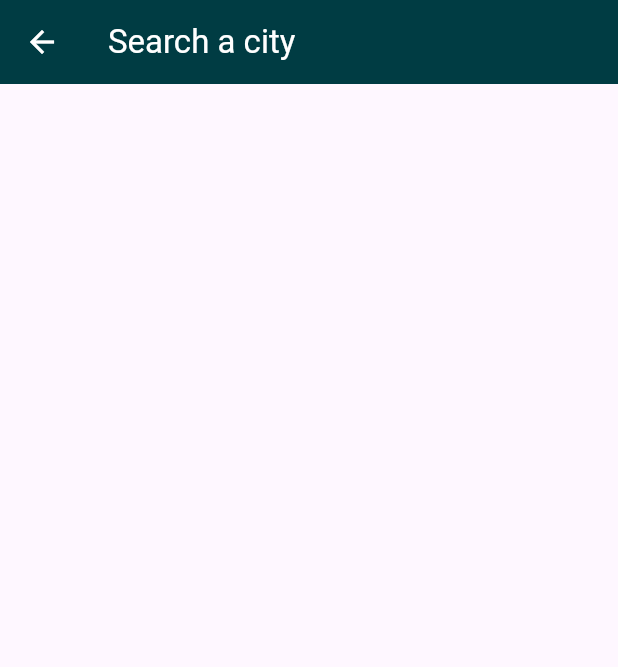
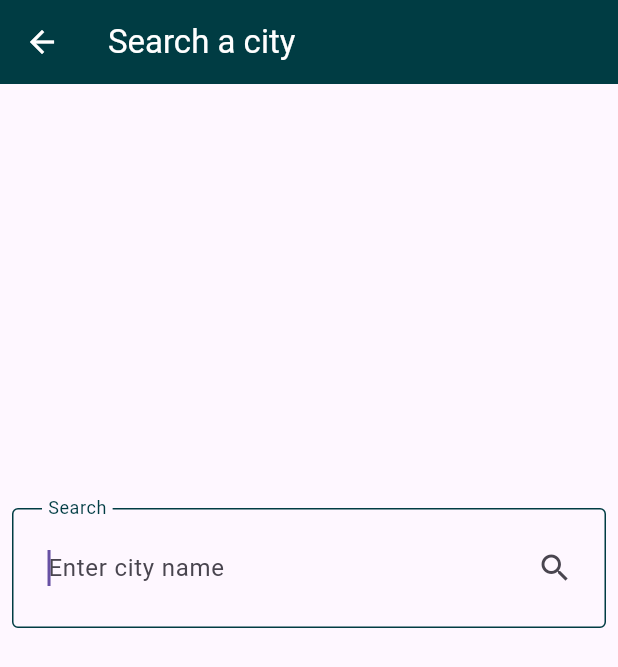
Before and after one commit to amirrrra/Weather-App, a Flutter app: the SearchView screen opened directly, on a phone screen of 412 x 824 dp. Shown: the top 667 px of the screen. Run offline on Flutter 3.47's test engine with Material 3 defaults, Android fonts, the phone set to English and light mode, and no system bars.

```diff
--- a/lib/utils/constants.dart
+++ b/lib/utils/constants.dart
@@ -2,3 +2,4 @@ import 'dart:ui';
 
 const kAppBar = Color(0xff003C43);
 const kWhite = Color(0xffFFFFFF);
+const kGrey = Color(0xff777777);
--- a/lib/views/search_view.dart
+++ b/lib/views/search_view.dart
@@ -1,13 +1,24 @@
 import 'package:flutter/material.dart';
 import 'package:weather_app/widgets/search_app_bar_widget.dart';
+import 'package:weather_app/widgets/text_field_widget.dart';
 
 class SearchView extends StatelessWidget {
   const SearchView({super.key});
 
   @override
   Widget build(BuildContext context) {
-    return const Scaffold(
-      appBar: SearchAppBarWidget(),
+    double screenHeight = MediaQuery.of(context).size.height;
+
+    return Scaffold(
+      appBar: const SearchAppBarWidget(),
+      body: Column(
+        children: [
+          SizedBox(
+            height: screenHeight / 3,
+          ),
+          const TextFieldWidget(),
+        ],
+      ),
     );
   }
 }
--- /dev/null
+++ b/lib/widgets/text_field_widget.dart
@@ -0,0 +1,46 @@
+import 'package:flutter/material.dart';
+import 'package:weather_app/utils/constants.dart';
+
+class TextFieldWidget extends StatelessWidget {
+  const TextFieldWidget({super.key});
+
+  @override
+  Widget build(BuildContext context) {
+    return Padding(
+      padding: const EdgeInsets.all(8),
+      child: TextField(
+        decoration: const InputDecoration(
+          labelText: 'Search',
+          hintText: 'Enter city name',
+          floatingLabelStyle: TextStyle(
+            color: kAppBar,
+          ),
+          suffixIcon: Padding(
+            padding: EdgeInsets.only(right: 20),
+            child: Icon(
+              Icons.search,
+            ),
+          ),
+          contentPadding: EdgeInsets.symmetric(
+            vertical: 28,
+            horizontal: 20,
+          ),
+          enabledBorder: OutlineInputBorder(
+            borderSide: BorderSide(
+              color: kGrey,
+            ),
+          ),
+          focusedBorder: OutlineInputBorder(
+            borderSide: BorderSide(
+              color: kAppBar,
+            ),
+          ),
+        ),
+        autofocus: true,
+        onTapOutside: (pointer) {
+          FocusManager.instance.primaryFocus?.unfocus();
+        },
+      ),
+    );
+  }
+}
```
